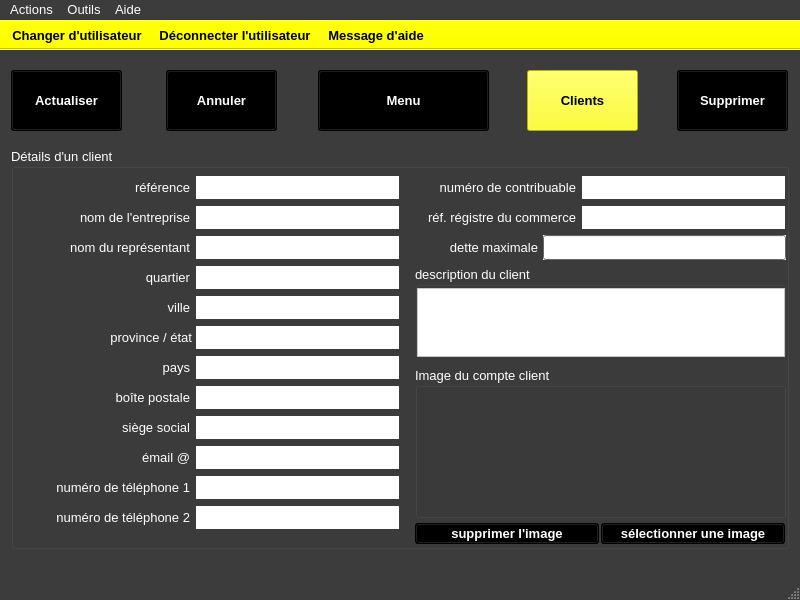
This is ui/crm/modifier/yeroth-erp-modifier-compte-client-window.ui in xnoumbissinoundou/yeroth-erp-3.0 as Qt 5 draws it before an edit. The edited form follows.
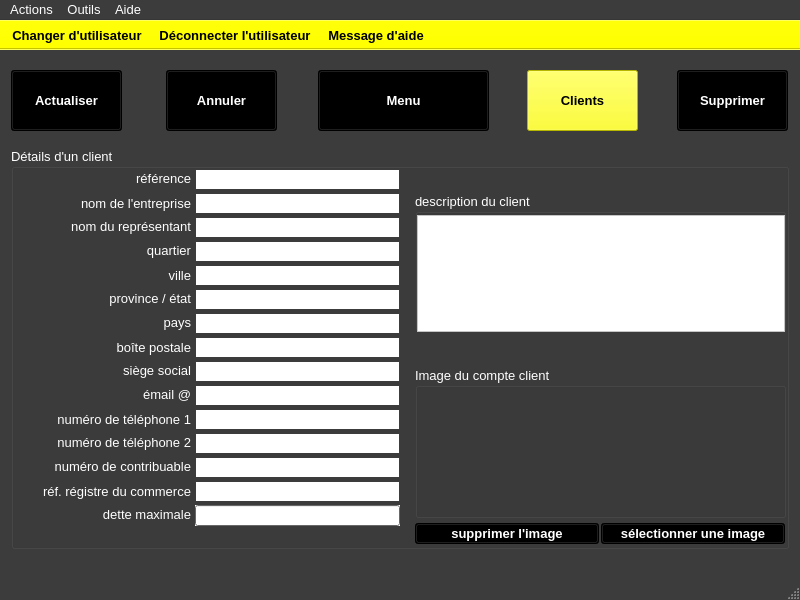
This is the edited form. Icons and pictures are not drawn. Custom widgets are drawn as their Qt base class.

Diff of the .ui file:
```diff
--- a/ui/crm/modifier/yeroth-erp-modifier-compte-client-window.ui
+++ b/ui/crm/modifier/yeroth-erp-modifier-compte-client-window.ui
@@ -2612,9 +2612,9 @@
      <property name="geometry">
       <rect>
        <x>184</x>
-       <y>57</y>
+       <y>45</y>
        <width>205</width>
-       <height>25</height>
+       <height>21</height>
       </rect>
      </property>
      <property name="palette">
@@ -3047,8 +3047,8 @@
     <widget class="QLabel" name="label_modifier_compteclient_nom_entreprise">
      <property name="geometry">
       <rect>
-       <x>8</x>
-       <y>59</y>
+       <x>9</x>
+       <y>45</y>
        <width>171</width>
        <height>21</height>
       </rect>
@@ -3071,8 +3071,8 @@
     <widget class="QLabel" name="label_modifier_compteclient_nom_entreprise">
      <property name="geometry">
       <rect>
-       <x>8</x>
-       <y>89</y>
+       <x>9</x>
+       <y>68</y>
        <width>171</width>
        <height>21</height>
       </rect>
@@ -3096,9 +3096,9 @@
      <property name="geometry">
       <rect>
        <x>184</x>
-       <y>87</y>
+       <y>69</y>
        <width>205</width>
-       <height>25</height>
+       <height>21</height>
       </rect>
      </property>
      <property name="palette">
@@ -3531,8 +3531,8 @@
     <widget class="QLabel" name="label_modifier_compteclient_quartier">
      <property name="geometry">
       <rect>
-       <x>8</x>
-       <y>119</y>
+       <x>9</x>
+       <y>92</y>
        <width>171</width>
        <height>21</height>
       </rect>
@@ -3555,9 +3555,9 @@
     <widget class="QLabel" name="label_modifier_compteclient_pays">
      <property name="geometry">
       <rect>
-       <x>58</x>
-       <y>209</y>
-       <width>121</width>
+       <x>9</x>
+       <y>164</y>
+       <width>171</width>
        <height>21</height>
       </rect>
      </property>
@@ -3580,9 +3580,9 @@
      <property name="geometry">
       <rect>
        <x>184</x>
-       <y>207</y>
+       <y>165</y>
        <width>205</width>
-       <height>25</height>
+       <height>21</height>
       </rect>
      </property>
      <property name="palette">
@@ -4018,8 +4018,8 @@
     <widget class="QLabel" name="label_modifier_compteclient_ville">
      <property name="geometry">
       <rect>
-       <x>8</x>
-       <y>149</y>
+       <x>9</x>
+       <y>117</y>
        <width>171</width>
        <height>21</height>
       </rect>
@@ -4042,8 +4042,8 @@
     <widget class="QLabel" name="label_modifier_compteclient_email">
      <property name="geometry">
       <rect>
-       <x>8</x>
-       <y>299</y>
+       <x>9</x>
+       <y>236</y>
        <width>171</width>
        <height>21</height>
       </rect>
@@ -4066,8 +4066,8 @@
     <widget class="QLabel" name="label_modifier_compteclient_numero_telephone_2">
      <property name="geometry">
       <rect>
-       <x>8</x>
-       <y>359</y>
+       <x>9</x>
+       <y>284</y>
        <width>171</width>
        <height>21</height>
       </rect>
@@ -4088,9 +4088,9 @@
      <property name="geometry">
       <rect>
        <x>184</x>
-       <y>297</y>
+       <y>237</y>
        <width>205</width>
-       <height>25</height>
+       <height>21</height>
       </rect>
      </property>
      <property name="palette">
@@ -4526,9 +4526,9 @@
     <widget class="QLabel" name="label_modifier_compteclient_province_etat">
      <property name="geometry">
       <rect>
-       <x>60</x>
-       <y>179</y>
-       <width>121</width>
+       <x>9</x>
+       <y>140</y>
+       <width>171</width>
        <height>21</height>
       </rect>
      </property>
@@ -4551,9 +4551,9 @@
      <property name="geometry">
       <rect>
        <x>184</x>
-       <y>177</y>
+       <y>141</y>
        <width>205</width>
-       <height>25</height>
+       <height>21</height>
       </rect>
      </property>
      <property name="palette">
@@ -4990,9 +4990,9 @@
      <property name="geometry">
       <rect>
        <x>184</x>
-       <y>237</y>
+       <y>189</y>
        <width>205</width>
-       <height>25</height>
+       <height>21</height>
       </rect>
      </property>
      <property name="palette">
@@ -5431,9 +5431,9 @@
      <property name="geometry">
       <rect>
        <x>184</x>
-       <y>117</y>
+       <y>93</y>
        <width>205</width>
-       <height>25</height>
+       <height>21</height>
       </rect>
      </property>
      <property name="palette">
@@ -5867,9 +5867,9 @@
      <property name="geometry">
       <rect>
        <x>184</x>
-       <y>147</y>
+       <y>117</y>
        <width>205</width>
-       <height>25</height>
+       <height>21</height>
       </rect>
      </property>
      <property name="palette">
@@ -6306,9 +6306,9 @@
      <property name="geometry">
       <rect>
        <x>184</x>
-       <y>357</y>
+       <y>285</y>
        <width>205</width>
-       <height>25</height>
+       <height>21</height>
       </rect>
      </property>
      <property name="palette">
@@ -6741,8 +6741,8 @@
     <widget class="QLabel" name="label_modifier_compteclient_numero_telephone_1">
      <property name="geometry">
       <rect>
-       <x>8</x>
-       <y>329</y>
+       <x>9</x>
+       <y>261</y>
        <width>171</width>
        <height>21</height>
       </rect>
@@ -6765,9 +6765,9 @@
      <property name="geometry">
       <rect>
        <x>184</x>
-       <y>267</y>
+       <y>213</y>
        <width>205</width>
-       <height>25</height>
+       <height>21</height>
       </rect>
      </property>
      <property name="palette">
@@ -7206,8 +7206,8 @@
     <widget class="QLabel" name="label_modifier_compteclient_siege_social">
      <property name="geometry">
       <rect>
-       <x>8</x>
-       <y>269</y>
+       <x>9</x>
+       <y>212</y>
        <width>171</width>
        <height>21</height>
       </rect>
@@ -7230,8 +7230,8 @@
     <widget class="QLabel" name="label_modifier_compteclient_boite_postale">
      <property name="geometry">
       <rect>
-       <x>8</x>
-       <y>239</y>
+       <x>9</x>
+       <y>189</y>
        <width>171</width>
        <height>21</height>
       </rect>
@@ -7254,10 +7254,10 @@
     <widget class="YerothLineEdit" name="lineEdit_modifier_compteclient_numero_contribuable">
      <property name="geometry">
       <rect>
-       <x>570</x>
-       <y>27</y>
+       <x>184</x>
+       <y>309</y>
        <width>205</width>
-       <height>25</height>
+       <height>21</height>
       </rect>
      </property>
      <property name="palette">
@@ -7690,8 +7690,8 @@
     <widget class="QLabel" name="label_modifier_compteclient_numero_contribuable">
      <property name="geometry">
       <rect>
-       <x>394</x>
-       <y>29</y>
+       <x>9</x>
+       <y>308</y>
        <width>171</width>
        <height>21</height>
       </rect>
@@ -7713,9 +7713,9 @@
     <widget class="QLabel" name="label_modifier_compteclient_dette_maximale">
      <property name="geometry">
       <rect>
-       <x>414</x>
-       <y>89</y>
-       <width>113</width>
+       <x>9</x>
+       <y>356</y>
+       <width>171</width>
        <height>21</height>
       </rect>
      </property>
@@ -7740,9 +7740,9 @@
      <property name="geometry">
       <rect>
        <x>184</x>
-       <y>327</y>
+       <y>261</y>
        <width>205</width>
-       <height>25</height>
+       <height>21</height>
       </rect>
      </property>
      <property name="palette">
@@ -8176,9 +8176,9 @@
      <property name="geometry">
       <rect>
        <x>404</x>
-       <y>118</y>
+       <y>45</y>
        <width>371</width>
-       <height>91</height>
+       <height>139</height>
       </rect>
      </property>
      <property name="font">
@@ -8197,7 +8197,7 @@
         <x>2</x>
         <y>22</y>
         <width>368</width>
-        <height>69</height>
+        <height>117</height>
        </rect>
       </property>
       <property name="palette">
@@ -8631,8 +8631,8 @@
     <widget class="QLabel" name="label_modifier_compteclient_reference_client">
      <property name="geometry">
       <rect>
-       <x>8</x>
-       <y>29</y>
+       <x>9</x>
+       <y>20</y>
        <width>171</width>
        <height>21</height>
       </rect>
@@ -8656,9 +8656,9 @@
      <property name="geometry">
       <rect>
        <x>184</x>
-       <y>27</y>
+       <y>21</y>
        <width>205</width>
-       <height>25</height>
+       <height>21</height>
       </rect>
      </property>
      <property name="palette">
@@ -9094,10 +9094,10 @@
      </property>
      <property name="geometry">
       <rect>
-       <x>570</x>
-       <y>57</y>
+       <x>184</x>
+       <y>333</y>
        <width>205</width>
-       <height>25</height>
+       <height>21</height>
       </rect>
      </property>
      <property name="palette">
@@ -9581,8 +9581,8 @@
     <widget class="QLabel" name="label_modifier_compteclient_reference_registre_du_commerce">
      <property name="geometry">
       <rect>
-       <x>394</x>
-       <y>59</y>
+       <x>9</x>
+       <y>333</y>
        <width>171</width>
        <height>21</height>
       </rect>
@@ -9607,10 +9607,10 @@
     <widget class="YerothLineEdit" name="lineEdit_modifier_compteclient_dette_maximale">
      <property name="geometry">
       <rect>
-       <x>532</x>
-       <y>87</y>
-       <width>243</width>
-       <height>25</height>
+       <x>184</x>
+       <y>357</y>
+       <width>205</width>
+       <height>21</height>
       </rect>
      </property>
      <property name="palette">
```
